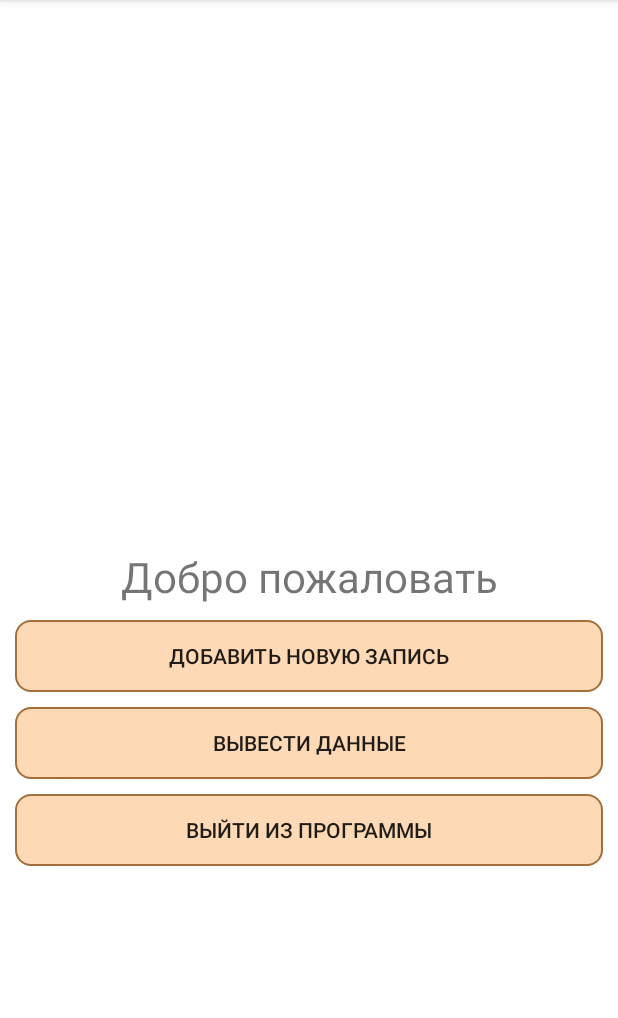
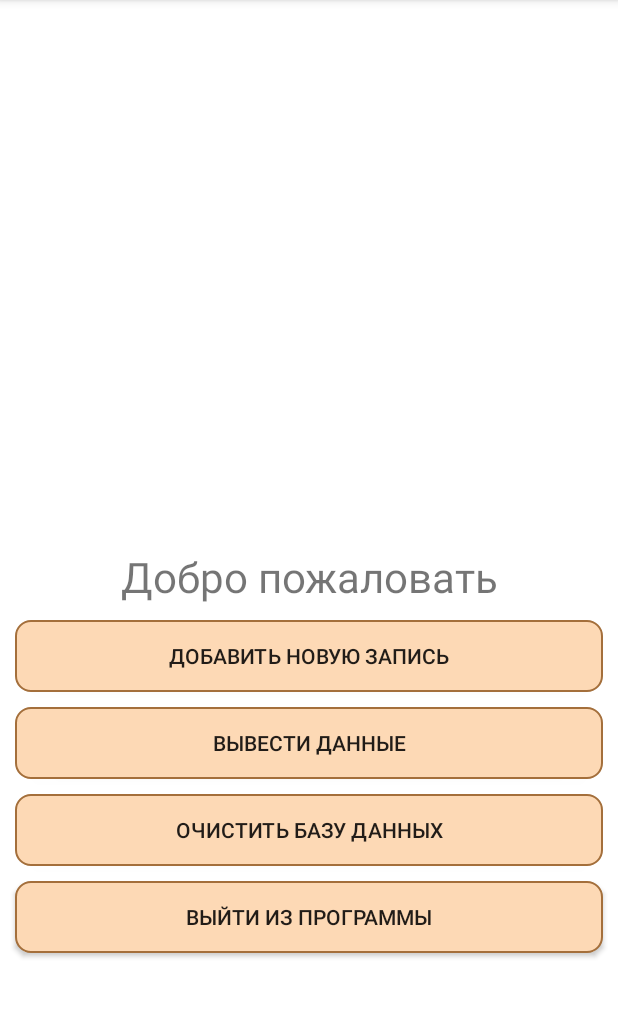
Before and after one commit to EgorPigalev/Phone_shop, an Android app: the ConclusionList screen opened directly, with no data from a screen before it, after a tap on "НАЗАД", on a phone screen of 412 x 824 dp, the part 84-1102 px from its top. Run offline under Robolectric (Android 15) with nearby library versions, the phone set to English and light mode, and no system bars.

Commit message:
Добавлена очистка всей базы

```diff
--- a/app/src/main/java/com/example/phone_shop/ConclusionList.java
+++ b/app/src/main/java/com/example/phone_shop/ConclusionList.java
@@ -30,12 +30,16 @@ import java.util.List;
 
 public class ConclusionList extends AppCompatActivity {
 
-    //private AdapterMask pAdapter;
-    //private List<Mask> listPhone = new ArrayList<>();
+    private AdapterMask pAdapter;
+    private List<Mask> listPhone = new ArrayList<>();
+
+    /*
     Connection connection;
     List<Mask> data;
     ListView listView;
     AdapterMask pAdapter;
+
+     */
     EditText textSearch;
 
     @Override
@@ -43,12 +47,12 @@ public class ConclusionList extends AppCompatActivity {
         super.onCreate(savedInstanceState);
         setContentView(R.layout.activity_conclusion_list);
 
-        /*
+
         ListView ivProducts = findViewById(R.id.lvData);
         pAdapter = new AdapterMask(ConclusionList.this, listPhone);
         ivProducts.setAdapter(pAdapter);
 
-         */
+
 
         textSearch = findViewById(R.id.etSearch);
 
@@ -59,30 +63,32 @@ public class ConclusionList extends AppCompatActivity {
                 textSearch.setHint(R.string.enter_value);
         });
 
-        RequestExecution("Select * From Phones");
-        //new GetPhones().execute();
+        //RequestExecution("Select * From Phones");
+        new GetPhones().execute();
     }
 
-    /*
+
     private class GetPhones extends AsyncTask<Void, Void, String> {
 
         @Override
         protected String doInBackground(Void... voids) {
             try {
 
-                URL url = new URL("http://localhost:53670/Phones");
+                URL url = new URL("http://ssfb.ngknn.local/NGKNN/ПигалевЕД/api/Phones");
                 HttpURLConnection connection = (HttpURLConnection) url.openConnection();
 
                 BufferedReader reader = new BufferedReader(new InputStreamReader(connection.getInputStream()));
                 StringBuilder result = new StringBuilder();
                 String line = "";
 
-                while ((line = reader.readLine()) != null) {
+                while ((line = reader.readLine()) != null)
+                {
                     result.append(line);
                 }
                 return result.toString();
-
-            } catch (Exception exception) {
+            }
+            catch (Exception exception)
+            {
                 return null;
             }
         }
@@ -114,7 +120,7 @@ public class ConclusionList extends AppCompatActivity {
             }
         }
     }
-     */
+    /*
     public void enterMobile() {
         pAdapter.notifyDataSetInvalidated();
         listView.setAdapter(pAdapter);
@@ -164,6 +170,8 @@ public class ConclusionList extends AppCompatActivity {
         enterMobile();
     }
 
+     */
+
     public void Go(int id)
     {
         Intent intent = new Intent(this, SingleEntryChange.class);
--- a/app/src/main/res/layout/activity_main.xml
+++ b/app/src/main/res/layout/activity_main.xml
@@ -43,6 +43,18 @@
         app:layout_constraintTop_toBottomOf="@+id/btnAdd" />
 
     <androidx.appcompat.widget.AppCompatButton
+        android:id="@+id/btnDeleteBase"
+        android:layout_width="match_parent"
+        android:layout_height="wrap_content"
+        android:layout_margin="10dp"
+        android:background="@drawable/batton_background"
+        android:onClick="DeleteBase"
+        android:text="Очистить базу данных"
+        app:layout_constraintEnd_toEndOf="parent"
+        app:layout_constraintStart_toStartOf="parent"
+        app:layout_constraintTop_toBottomOf="@+id/btnUpd" />
+
+    <androidx.appcompat.widget.AppCompatButton
         android:id="@+id/btnExit"
         android:layout_width="match_parent"
         android:layout_height="wrap_content"
@@ -52,7 +64,7 @@
         android:text="@string/exit_the_program"
         app:layout_constraintEnd_toEndOf="parent"
         app:layout_constraintStart_toStartOf="parent"
-        app:layout_constraintTop_toBottomOf="@+id/btnUpd" />
+        app:layout_constraintTop_toBottomOf="@+id/btnDeleteBase" />
 
 
 </androidx.constraintlayout.widget.ConstraintLayout>
```
Also changed, not shown: app/src/main/java/com/example/phone_shop/MainActivity.java (+50 -0 lines).
